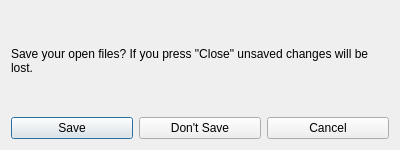
Qt form Geometrize/dialog/quitdialog.ui (Tw1ddle/geometrize) before a commit.
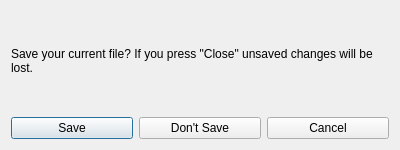
The same form after that commit.

The edit to the form file:
```diff
--- a/Geometrize/dialog/quitdialog.ui
+++ b/Geometrize/dialog/quitdialog.ui
@@ -43,7 +43,7 @@
      <item>
       <widget class="QLabel" name="label">
        <property name="text">
-        <string>Save your open files? If you press &quot;Close&quot; unsaved changes will be lost.</string>
+        <string>Save your current file? If you press &quot;Close&quot; unsaved changes will be lost.</string>
        </property>
        <property name="wordWrap">
         <bool>true</bool>
```
